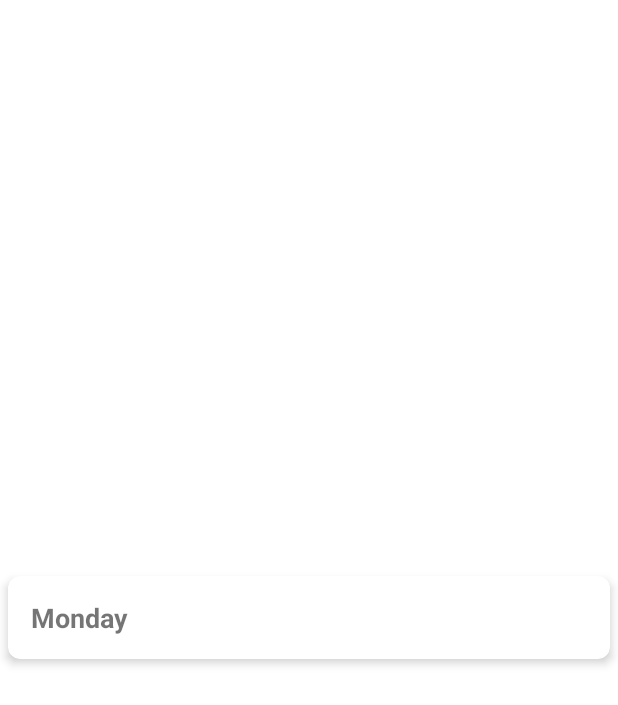
After one commit to emm-an-uel/timetable2, an Android app: the layout day_rv_item.xml on its own in the app's theme, with its tools: preview values and no code run, on a phone screen of 412 x 824 dp. The commit adds this screen. Shown: the top 705 px of the screen. Run offline under Robolectric (Android 15) with nearby library versions, the phone set to English and light mode, and no system bars.

Commit message:
main activity displays list of mon - fri

```diff
--- a/app/build.gradle
+++ b/app/build.gradle
@@ -30,9 +30,15 @@ android {
     kotlinOptions {
         jvmTarget = '1.8'
     }
+    buildFeatures {
+        viewBinding true
+    }
 }
 
 dependencies {
+
+    // viewmodel
+    implementation "androidx.lifecycle:lifecycle-viewmodel-ktx:2.5.1"
 
     implementation 'androidx.core:core-ktx:1.7.0'
     implementation 'androidx.appcompat:appcompat:1.6.0'
--- /dev/null
+++ b/app/src/main/res/layout/day_rv_item.xml
@@ -0,0 +1,28 @@
+<?xml version="1.0" encoding="utf-8"?>
+<androidx.cardview.widget.CardView xmlns:android="http://schemas.android.com/apk/res/android"
+    xmlns:app="http://schemas.android.com/apk/res-auto"
+    xmlns:tools="http://schemas.android.com/tools"
+    android:layout_width="match_parent"
+    android:layout_height="wrap_content"
+    android:layout_gravity="center"
+    android:layout_marginHorizontal="5dp"
+    android:layout_marginVertical="5dp"
+    app:cardCornerRadius="8dp"
+    app:cardElevation="4dp">
+
+    <LinearLayout
+        android:layout_width="match_parent"
+        android:layout_height="wrap_content"
+        android:orientation="horizontal">
+
+        <TextView
+            android:id="@+id/tvDay"
+            android:layout_width="match_parent"
+            android:layout_height="match_parent"
+            android:padding="15dp"
+            android:text="Monday"
+            android:textSize="18sp"
+            android:textStyle="bold" />
+
+    </LinearLayout>
+</androidx.cardview.widget.CardView>
```
Also changed, not shown: app/src/main/java/com/example/timetable/MainActivity.kt (+27 -0 lines), app/src/main/java/com/example/timetable/RVAdapter.kt (added, +32 -0 lines), app/src/main/res/layout/activity_main.xml (+5 -8 lines).
